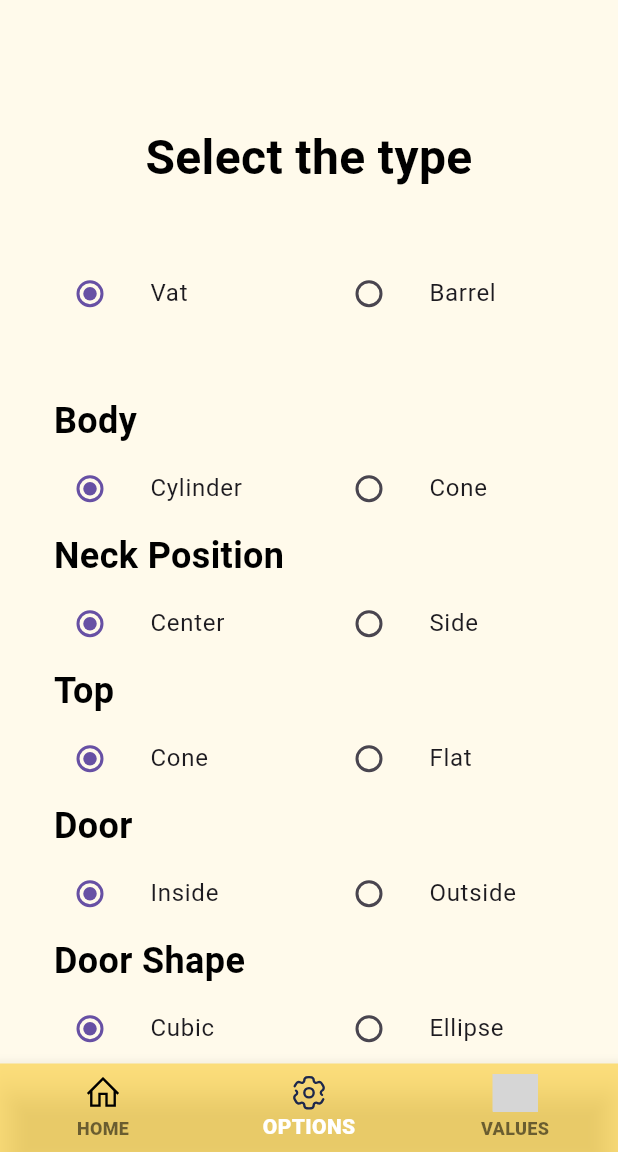
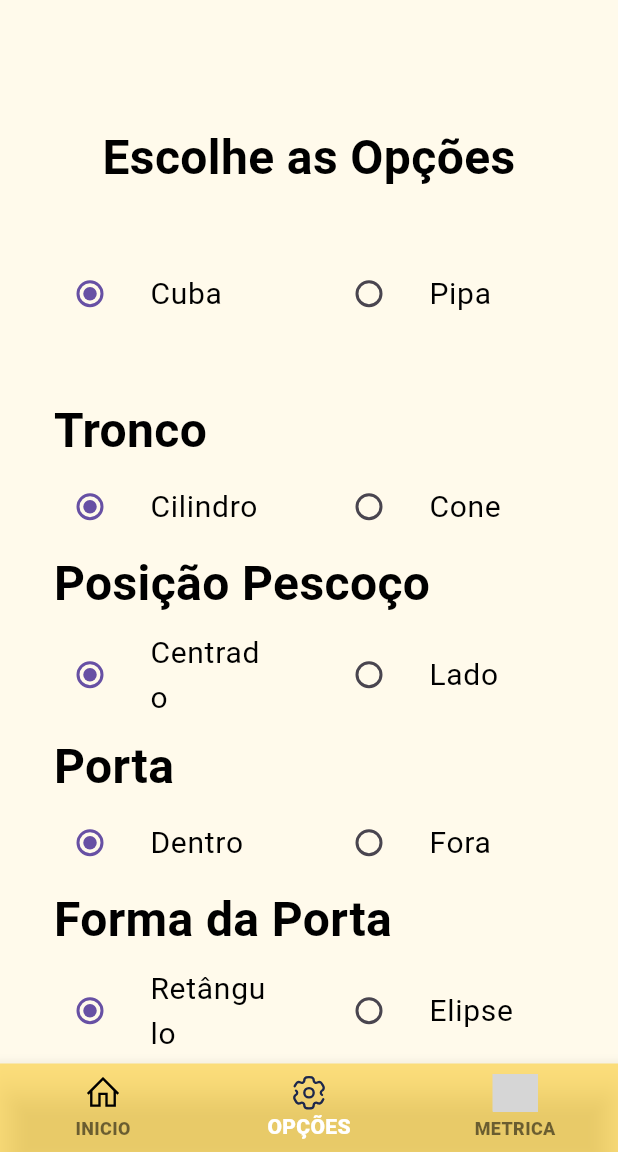
Before and after one commit to FGuerra78818/ESGI181D1, a Flutter app: the screen it shows after launch, item 2 of the bottom bar chosen, on a phone screen of 412 x 824 dp, the part 84-1236 px from its top. Run offline on Flutter 3.47's test engine with Material 3 defaults, Android fonts, the light colour scheme and no system bars; our stand-ins replace decimal, flutter_svg; missing offline and left inert: pair; grey boxes are pictures that could not be loaded.

Commit message:
Fixed a major bug in previous commit

```diff
--- a/Mobile/Challenge1/assets/config/neededValues.json
+++ b/Mobile/Challenge1/assets/config/neededValues.json
@@ -2,31 +2,26 @@
   "NEEDEDVALUES": {
     "VAT": {
       "RADIAL": {
-        "Body": {
-          "Cylinder" : ["Base Diameter","Total Height"],
+        "Tronco": {
+          "Cilindro" : ["Base Diameter","Total Height"],
           "Cone" : ["placeholderc2", "placeholderc3"]
         },
-        "Neck Position": {
-          "Center" : ["Neck Diameter","Neck Height"],
-          "Side" : ["ph2"]
-        },
-        "Top": {
-          "Cone" : ["Hypotenuse"],
-          "Flat" : ["Topph2"]
+        "Posição Pescoço": {
+          "Centrado" : ["Neck Diameter","Neck Height"],
+          "Lado" : ["ph2"]
         },
 
-        "Door Shape": {
-          "Cubic" : ["Bigger Side","Smaller Side"],
-          "Ellipse" : ["Bigger Diameter", "Smaller Diameter"]
+        "Forma da Porta": {
+          "Retângulo" : ["Bigger Side","Smaller Side"],
+          "Elipse" : ["Bigger Diameter", "Smaller Diameter"]
         },
-        "Door": {
-          "Inside" : ["Depth"],
-          "Outside" : ["Depth"]
+        "Porta": {
+          "Dentro" : ["Depth"],
+          "Fora" : ["Depth"]
         }
       },
       "CHECKBOX": {
-        "Hosepipe":  ["noOne"],
-        "Lower Cone": ["noTwo"]
+        "Fundo Cónico": ["noTwo"]
       }
     },
     "BARREL" : {
--- a/Mobile/Challenge1/assets/config/options.json
+++ b/Mobile/Challenge1/assets/config/options.json
@@ -2,17 +2,16 @@
   "OPTIONS":{
     "VAT": {
       "RADIAL": {
-        "Body" : ["Cylinder", "Cone"],
-        "Neck Position" : ["Center", "Side"],
-        "Top" : ["Cone", "Flat"],
-        "Door" : ["Inside", "Outside"],
-        "Door Shape" : ["Cubic", "Ellipse"]
+        "Tronco" : ["Cilindro", "Cone"],
+        "Posição Pescoço" : ["Centrado", "Lado"],
+        "Porta" : ["Dentro", "Fora"],
+        "Forma da Porta" : ["Retângulo", "Elipse"]
       },
-      "CHECKBOX": ["Lower Cone"]
+      "CHECKBOX": ["Fundo Cónico"]
     },
     "BARREL" : {
       "RADIAL": {
-        "Type" : ["Normal", "Porto"]
+        "Tipo" : ["Pipa", "Barrica"]
       }
     }
   }
--- a/Mobile/Challenge1/assets/config/presets.json
+++ b/Mobile/Challenge1/assets/config/presets.json
@@ -2,11 +2,10 @@
   "PRESETS":{
     "C69" :{
       "Options" : {
-        "Body" : "Cylinder",
-        "Top" : "Cone",
-        "Neck Position" : "Center",
-        "Door" : "Inside",
-        "Door Shape" : "Ellipse"
+        "Tronco" : "Cilindro",
+        "Posição Pescoço" : "Centrado",
+        "Porta" : "Dentro",
+        "Forma da Porta" : "Elipse"
       },
       "Values" : {
         "Base Diameter" : 304.5,
--- a/Mobile/Challenge1/lib/pages/homepage.dart
+++ b/Mobile/Challenge1/lib/pages/homepage.dart
@@ -29,16 +29,6 @@ class _HomePage extends State<HomePage> {
       title: const Text('Cubicagem',style: TextStyle(color: Colors.white,fontWeight: FontWeight.w800),),
       centerTitle: true,
       backgroundColor: const Color(0xAAFFD447),
-      //actions: [
-      /*
-        IconButton(
-          icon: Icon(Icons.more_vert),
-          onPressed: () {
-            // Implement more options functionality here
-            print('More button pressed');
-          },
-        ),
-     ],*/
     );
   }
 
@@ -54,15 +44,15 @@ class _HomePage extends State<HomePage> {
         BottomNavigationBarItem(
           icon: SvgPicture.asset(
             'assets/icons/home.svg', height: 25, width: 30,),
-          label: ("HOME"),),
+          label: ("INICIO"),),
         BottomNavigationBarItem(
           icon: SvgPicture.asset(
             'assets/icons/setting.svg', height: 25, width: 30,),
-          label: ("OPTIONS"),),
+          label: ("OPÇÕES"),),
         BottomNavigationBarItem(
             icon: SvgPicture.asset(
               'assets/icons/map.svg', height: 25, width: 30,),
-            label: ("VALUES")),
+            label: ("METRICA")),
       ],
       selectedLabelStyle: const TextStyle(fontWeight: FontWeight.w900,),
       unselectedLabelStyle: const TextStyle(fontWeight: FontWeight.w900,),
--- a/Mobile/Challenge1/lib/pages/optionspage.dart
+++ b/Mobile/Challenge1/lib/pages/optionspage.dart
@@ -5,7 +5,6 @@ import 'package:flutter/services.dart';
 import 'package:flutter_svg/svg.dart';
 import 'package:challenge1/pages/valuespage.dart';
 import 'package:challenge1/pages/homepage.dart';
-import 'package:pair/pair.dart';
 import 'package:challenge1/pages/optionState.dart';
 import 'package:provider/provider.dart';
 
@@ -113,7 +112,7 @@ class _OptionsPageState extends State<OptionsPage> {
           Container(
             padding: const EdgeInsets.all(20),
             child: const Text(
-              'Select the type',
+              'Escolhe as Opções',
               textAlign: TextAlign.center,
               style: TextStyle(
                 fontSize: 32,
@@ -129,7 +128,11 @@ class _OptionsPageState extends State<OptionsPage> {
               children: <Widget>[
                 Expanded(
                   child: ListTile(
-                    title: const Text('Vat'),
+                    title: const Text('Cuba', style: TextStyle(
+                      fontSize: 20,
+                      fontWeight: FontWeight.w400,
+                      color: Colors.black,
+                    ),),
                     leading: Radio<RecipientTypes>(
                       value: RecipientTypes.vat,
                       groupValue: _type,
@@ -144,7 +147,11 @@ class _OptionsPageState extends State<OptionsPage> {
                 ),
                 Expanded(
                   child: ListTile(
-                    title: const Text('Barrel'),
+                    title: const Text('Pipa', style:  TextStyle(
+                      fontSize: 20,
+                      fontWeight: FontWeight.w400,
+                      color: Colors.black,
+                    ),),
                     leading: Radio<RecipientTypes>(
                       value: RecipientTypes.barrel,
                       groupValue: _type,
@@ -176,7 +183,7 @@ class _OptionsPageState extends State<OptionsPage> {
                           child: Text(_radioOptions[i][0],
                             textAlign: TextAlign.center,
                             style: const TextStyle(
-                              fontSize: 24,
+                              fontSize: 32,
                               fontWeight: FontWeight.w600,
                               color: Colors.black,
                             ),),),),
@@ -185,7 +192,11 @@ class _OptionsPageState extends State<OptionsPage> {
                           for (int j = 1; j < 3; j++)
                             Expanded(
                                 child: ListTile(
-                                  title: Text(_radioOptions[i][j]),
+                                  title: Text(_radioOptions[i][j], style: const TextStyle(
+                                    fontSize: 20,
+                                    fontWeight: FontWeight.w400,
+                                    color: Colors.black,
+                                  ),),
                                   leading: Radio<String>(
                                     value: _radioOptions[i][j],
                                     groupValue: _radioOptions[i][_radioOptionsSelected[i] +1],
@@ -209,7 +220,11 @@ class _OptionsPageState extends State<OptionsPage> {
                 children: [
                   for (var option in _options)
                     CheckboxListTile(
-                      title: Text(option),
+                      title: Text(option, style: const TextStyle(
+                        fontSize: 32,
+                        fontWeight: FontWeight.w700,
+                        color: Colors.black,
+                      ),),
                       value: _selectedOptions.contains(option),
                       onChanged: (bool? value) {
                         setState(() {
@@ -242,7 +257,7 @@ class _OptionsPageState extends State<OptionsPage> {
             height: 25,
             width: 30,
           ),
-          label: "HOME",
+          label: "INICIO",
         ),
         BottomNavigationBarItem(
           icon: SvgPicture.asset(
@@ -250,7 +265,7 @@ class _OptionsPageState extends State<OptionsPage> {
             height: 25,
             width: 30,
           ),
-          label: "OPTIONS",
+          label: "OPÇÕES",
         ),
         BottomNavigationBarItem(
           icon: SvgPicture.asset(
@@ -258,7 +273,7 @@ class _OptionsPageState extends State<OptionsPage> {
             height: 25,
             width: 30,
           ),
-          label: "VALUES",
+          label: "METRICA",
         ),
       ],
       selectedLabelStyle: const TextStyle(
```
Also changed, not shown: Mobile/Challenge1/lib/pages/valuespage.dart (+47 -30 lines).
